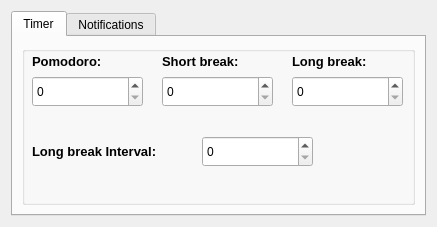
Qt form ui/settingsdialog.ui (TiagoSBO/qt-pomodoro-timer) before a commit.
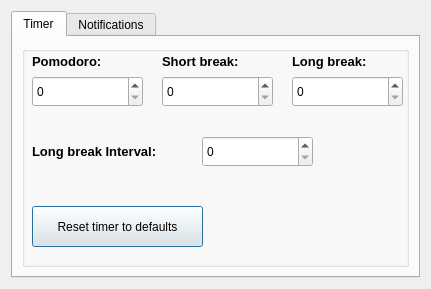
The same form after that commit.

Commit message: feat: create new button to restore timer default.

The edit to the form file:
```diff
--- a/ui/settingsdialog.ui
+++ b/ui/settingsdialog.ui
@@ -6,8 +6,8 @@
    <rect>
     <x>0</x>
     <y>0</y>
-    <width>437</width>
-    <height>227</height>
+    <width>431</width>
+    <height>289</height>
    </rect>
   </property>
   <property name="windowTitle">
@@ -157,6 +157,19 @@
            </rect>
           </property>
          </widget>
+         <widget class="QPushButton" name="pushButton">
+          <property name="geometry">
+           <rect>
+            <x>10</x>
+            <y>160</y>
+            <width>171</width>
+            <height>41</height>
+           </rect>
+          </property>
+          <property name="text">
+           <string>Reset timer to defaults</string>
+          </property>
+         </widget>
         </widget>
        </item>
       </layout>
```
